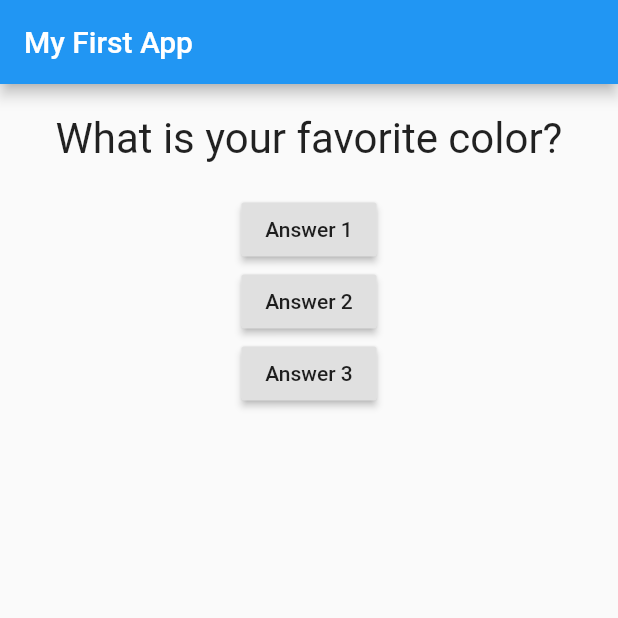
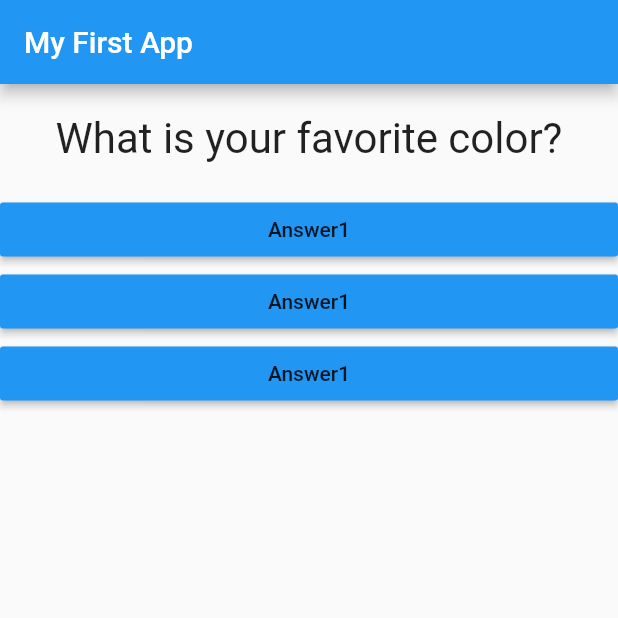
Before and after one commit to nord2sudjp/flutter_guide, a Flutter app: the screen it shows after launch, on a phone screen of 412 x 824 dp, the top half of it. Run offline on Flutter 3.47's test engine with Material 2 defaults, Android fonts, the phone set to English and light mode, and no system bars.

Commit message:
Answer and callback

```diff
--- /dev/null
+++ b/lib/answer.dart
@@ -0,0 +1,17 @@
+import 'package:flutter/material.dart';
+
+class Answer extends StatelessWidget {
+  final Function selectHandler;
+  Answer(this.selectHandler);
+  @override
+  Widget build(BuildContext context) {
+    return Container(
+      width: double.infinity,
+      child: RaisedButton(
+        color: Colors.blue,
+        child: Text('Answer1'),
+        onPressed: selectHandler,
+      ),
+    );
+  }
+}
--- a/lib/main.dart
+++ b/lib/main.dart
@@ -1,5 +1,6 @@
 import 'package:flutter/material.dart';
 import './question.dart';
+import './answer.dart';
 
 void main() {
   runApp(MyApp());
@@ -39,9 +40,9 @@ class _MyAppState extends State<MyApp> {
         body: Column(
           children: [
             Question(questions[_questionIndex]),
-            RaisedButton(child: Text('Answer 1'), onPressed: _answerQuestion),
-            RaisedButton(child: Text('Answer 2'), onPressed: _answerQuestion),
-            RaisedButton(child: Text('Answer 3'), onPressed: _answerQuestion),
+            Answer(_answerQuestion),
+            Answer(_answerQuestion),
+            Answer(_answerQuestion),
           ],
         ),
       ),
```
